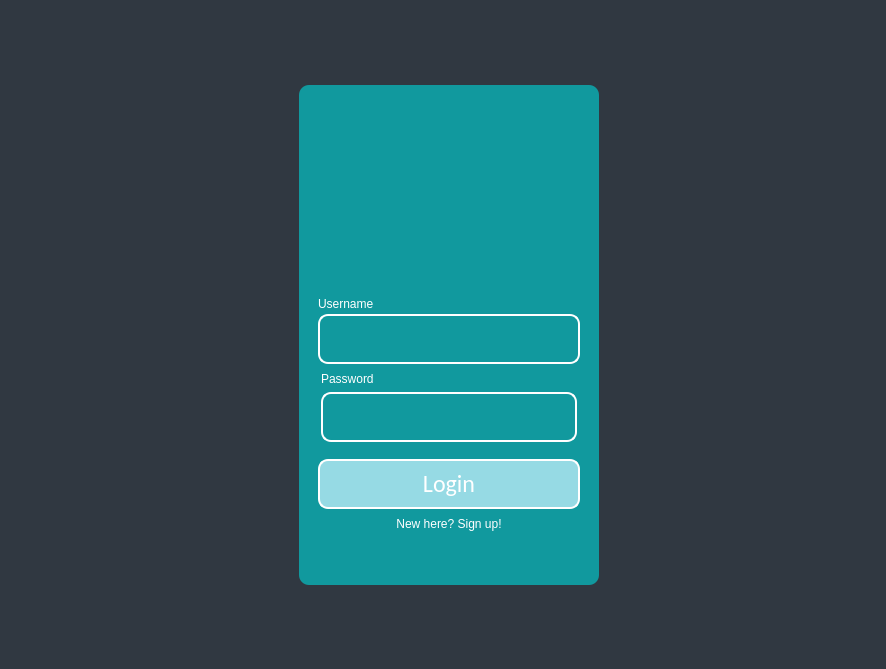
Before: the Qt Designer form Hospital_Management.ui in Galiold/Hospital-Management, drawn with Qt 5.
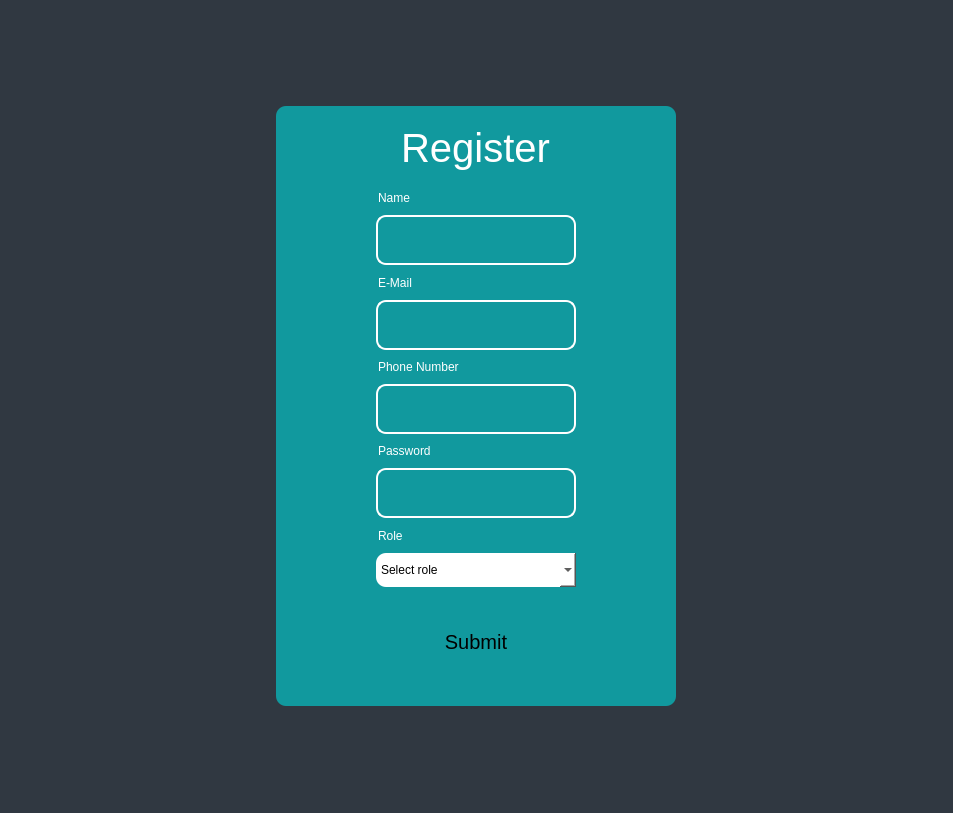
After: the same form once the commit is applied. The open tabs and pages were chosen to show the change.

Patch:
```diff
--- a/Hospital_Management.ui
+++ b/Hospital_Management.ui
@@ -6,8 +6,8 @@
    <rect>
     <x>0</x>
     <y>0</y>
-    <width>886</width>
-    <height>669</height>
+    <width>953</width>
+    <height>813</height>
    </rect>
   </property>
   <property name="windowTitle">
@@ -23,8 +23,13 @@
    <property name="contextMenuPolicy">
     <enum>Qt::DefaultContextMenu</enum>
    </property>
-   <layout class="QGridLayout" name="gridLayout_2">
+   <layout class="QGridLayout" name="gridLayout">
     <item row="0" column="0">
+     <widget class="QStackedWidget" name="PageStack">
+      <property name="currentIndex">
+       <number>2</number>
+      </property>
+      <widget class="QWidget" name="Login">
      <layout class="QFormLayout" name="formLayout">
       <property name="sizeConstraint">
        <enum>QLayout::SetDefaultConstraint</enum>
@@ -58,9 +63,9 @@
         </property>
         <layout class="QGridLayout" name="gridLayout_3">
          <item row="0" column="0">
-          <layout class="QVBoxLayout" name="verticalLayout_2" stretch="0,0,0,0,0,0,0">
+            <layout class="QVBoxLayout" name="verticalLayout_2" stretch="0,0,0,0,0,0,0,0">
            <property name="spacing">
-            <number>0</number>
+              <number>5</number>
            </property>
            <property name="sizeConstraint">
             <enum>QLayout::SetDefaultConstraint</enum>
@@ -157,7 +162,7 @@
              </property>
             </widget>
            </item>
-           <item alignment="Qt::AlignHCenter|Qt::AlignVCenter">
+             <item>
             <widget class="QTextEdit" name="password">
              <property name="enabled">
               <bool>true</bool>
@@ -187,9 +192,25 @@
              <property name="inputMethodHints">
               <set>Qt::ImhNone</set>
              </property>
-            </widget>
-           </item>
-           <item alignment="Qt::AlignVCenter">
+               <property name="tabChangesFocus">
+                <bool>true</bool>
+               </property>
+              </widget>
+             </item>
+             <item>
+              <spacer name="verticalSpacer_4">
+               <property name="orientation">
+                <enum>Qt::Vertical</enum>
+               </property>
+               <property name="sizeHint" stdset="0">
+                <size>
+                 <width>20</width>
+                 <height>40</height>
+                </size>
+               </property>
+              </spacer>
+             </item>
+             <item>
             <widget class="QPushButton" name="login_btn">
              <property name="sizePolicy">
               <sizepolicy hsizetype="Expanding" vsizetype="Fixed">
@@ -262,6 +283,664 @@
        </widget>
       </item>
      </layout>
+      </widget>
+      <widget class="QWidget" name="Signup">
+       <layout class="QGridLayout" name="gridLayout_2">
+        <item row="0" column="0">
+         <layout class="QGridLayout" name="gridLayout_4">
+          <item row="0" column="0">
+           <widget class="QFrame" name="frame_2">
+            <property name="sizePolicy">
+             <sizepolicy hsizetype="Maximum" vsizetype="Maximum">
+              <horstretch>0</horstretch>
+              <verstretch>0</verstretch>
+             </sizepolicy>
+            </property>
+            <property name="minimumSize">
+             <size>
+              <width>200</width>
+              <height>600</height>
+             </size>
+            </property>
+            <property name="maximumSize">
+             <size>
+              <width>400</width>
+              <height>600</height>
+             </size>
+            </property>
+            <property name="styleSheet">
+             <string notr="true">background-color: #11999e;
+border-radius: 10px</string>
+            </property>
+            <property name="frameShape">
+             <enum>QFrame::StyledPanel</enum>
+            </property>
+            <property name="frameShadow">
+             <enum>QFrame::Raised</enum>
+            </property>
+            <layout class="QVBoxLayout" name="verticalLayout_3">
+             <item>
+              <layout class="QVBoxLayout" name="verticalLayout">
+               <item>
+                <layout class="QVBoxLayout" name="verticalLayout_4">
+                 <property name="spacing">
+                  <number>0</number>
+                 </property>
+                 <property name="topMargin">
+                  <number>10</number>
+                 </property>
+                 <property name="bottomMargin">
+                  <number>30</number>
+                 </property>
+                 <item alignment="Qt::AlignHCenter">
+                  <widget class="QLabel" name="register_lbl">
+                   <property name="sizePolicy">
+                    <sizepolicy hsizetype="Maximum" vsizetype="Maximum">
+                     <horstretch>0</horstretch>
+                     <verstretch>0</verstretch>
+                    </sizepolicy>
+                   </property>
+                   <property name="font">
+                    <font>
+                     <pointsize>30</pointsize>
+                    </font>
+                   </property>
+                   <property name="styleSheet">
+                    <string notr="true">color: white;</string>
+                   </property>
+                   <property name="text">
+                    <string>Register</string>
+                   </property>
+                   <property name="alignment">
+                    <set>Qt::AlignCenter</set>
+                   </property>
+                  </widget>
+                 </item>
+                 <item>
+                  <spacer name="verticalSpacer_2">
+                   <property name="orientation">
+                    <enum>Qt::Vertical</enum>
+                   </property>
+                   <property name="sizeType">
+                    <enum>QSizePolicy::Preferred</enum>
+                   </property>
+                   <property name="sizeHint" stdset="0">
+                    <size>
+                     <width>20</width>
+                     <height>10</height>
+                    </size>
+                   </property>
+                  </spacer>
+                 </item>
+                 <item>
+                  <widget class="QLabel" name="label">
+                   <property name="styleSheet">
+                    <string notr="true">padding-left:90; color: white;</string>
+                   </property>
+                   <property name="text">
+                    <string>Name</string>
+                   </property>
+                  </widget>
+                 </item>
+                 <item alignment="Qt::AlignHCenter">
+                  <widget class="QTextEdit" name="name">
+                   <property name="sizePolicy">
+                    <sizepolicy hsizetype="Maximum" vsizetype="Maximum">
+                     <horstretch>0</horstretch>
+                     <verstretch>0</verstretch>
+                    </sizepolicy>
+                   </property>
+                   <property name="minimumSize">
+                    <size>
+                     <width>0</width>
+                     <height>0</height>
+                    </size>
+                   </property>
+                   <property name="maximumSize">
+                    <size>
+                     <width>200</width>
+                     <height>50</height>
+                    </size>
+                   </property>
+                   <property name="font">
+                    <font>
+                     <pointsize>15</pointsize>
+                    </font>
+                   </property>
+                   <property name="styleSheet">
+                    <string notr="true">border: 2px solid #fff;
+color: #fff; margin:0;</string>
+                   </property>
+                   <property name="verticalScrollBarPolicy">
+                    <enum>Qt::ScrollBarAlwaysOff</enum>
+                   </property>
+                   <property name="horizontalScrollBarPolicy">
+                    <enum>Qt::ScrollBarAlwaysOff</enum>
+                   </property>
+                   <property name="tabChangesFocus">
+                    <bool>true</bool>
+                   </property>
+                  </widget>
+                 </item>
+                 <item>
+                  <widget class="QLabel" name="label_2">
+                   <property name="styleSheet">
+                    <string notr="true">padding-left:90; color: white;</string>
+                   </property>
+                   <property name="text">
+                    <string>E-Mail</string>
+                   </property>
+                  </widget>
+                 </item>
+                 <item alignment="Qt::AlignHCenter">
+                  <widget class="QTextEdit" name="email">
+                   <property name="sizePolicy">
+                    <sizepolicy hsizetype="Maximum" vsizetype="Maximum">
+                     <horstretch>0</horstretch>
+                     <verstretch>0</verstretch>
+                    </sizepolicy>
+                   </property>
+                   <property name="maximumSize">
+                    <size>
+                     <width>200</width>
+                     <height>50</height>
+                    </size>
+                   </property>
+                   <property name="font">
+                    <font>
+                     <pointsize>15</pointsize>
+                    </font>
+                   </property>
+                   <property name="styleSheet">
+                    <string notr="true">border: 2px solid #fff;
+color: #fff; margin:0;</string>
+                   </property>
+                   <property name="tabChangesFocus">
+                    <bool>true</bool>
+                   </property>
+                  </widget>
+                 </item>
+                 <item>
+                  <widget class="QLabel" name="label_3">
+                   <property name="styleSheet">
+                    <string notr="true">padding-left:90; color: white;</string>
+                   </property>
+                   <property name="text">
+                    <string>Phone Number</string>
+                   </property>
+                  </widget>
+                 </item>
+                 <item alignment="Qt::AlignHCenter">
+                  <widget class="QTextEdit" name="phone">
+                   <property name="sizePolicy">
+                    <sizepolicy hsizetype="Maximum" vsizetype="Maximum">
+                     <horstretch>0</horstretch>
+                     <verstretch>0</verstretch>
+                    </sizepolicy>
+                   </property>
+                   <property name="maximumSize">
+                    <size>
+                     <width>200</width>
+                     <height>50</height>
+                    </size>
+                   </property>
+                   <property name="font">
+                    <font>
+                     <pointsize>15</pointsize>
+                    </font>
+                   </property>
+                   <property name="styleSheet">
+                    <string notr="true">border: 2px solid #fff;
+color: #fff; margin:0;</string>
+                   </property>
+                   <property name="tabChangesFocus">
+                    <bool>true</bool>
+                   </property>
+                  </widget>
+                 </item>
+                 <item>
+                  <widget class="QLabel" name="label_4">
+                   <property name="styleSheet">
+                    <string notr="true">padding-left:90; color: white;</string>
+                   </property>
+                   <property name="text">
+                    <string>Password</string>
+                   </property>
+                  </widget>
+                 </item>
+                 <item alignment="Qt::AlignHCenter">
+                  <widget class="QTextEdit" name="passwd">
+                   <property name="sizePolicy">
+                    <sizepolicy hsizetype="Maximum" vsizetype="Maximum">
+                     <horstretch>0</horstretch>
+                     <verstretch>0</verstretch>
+                    </sizepolicy>
+                   </property>
+                   <property name="maximumSize">
+                    <size>
+                     <width>200</width>
+                     <height>50</height>
+                    </size>
+                   </property>
+                   <property name="font">
+                    <font>
+                     <pointsize>15</pointsize>
+                    </font>
+                   </property>
+                   <property name="styleSheet">
+                    <string notr="true">border: 2px solid #fff;
+color: #fff; margin:0;
+text-align: right;</string>
+                   </property>
+                   <property name="tabChangesFocus">
+                    <bool>true</bool>
+                   </property>
+                  </widget>
+                 </item>
+                 <item>
+                  <widget class="QLabel" name="label_6">
+                   <property name="styleSheet">
+                    <string notr="true">padding-left:90; color: white;</string>
+                   </property>
+                   <property name="text">
+                    <string>Role</string>
+                   </property>
+                  </widget>
+                 </item>
+                 <item alignment="Qt::AlignHCenter">
+                  <widget class="QComboBox" name="selected_role">
+                   <property name="sizePolicy">
+                    <sizepolicy hsizetype="Fixed" vsizetype="Fixed">
+                     <horstretch>0</horstretch>
+                     <verstretch>0</verstretch>
+                    </sizepolicy>
+                   </property>
+                   <property name="minimumSize">
+                    <size>
+                     <width>200</width>
+                     <height>0</height>
+                    </size>
+                   </property>
+                   <property name="maximumSize">
+                    <size>
+                     <width>200</width>
+                     <height>40</height>
+                    </size>
+                   </property>
+                   <property name="styleSheet">
+                    <string notr="true">background-color: white;</string>
+                   </property>
+                   <property name="editable">
+                    <bool>false</bool>
+                   </property>
+                   <property name="currentIndex">
+                    <number>0</number>
+                   </property>
+                   <item>
+                    <property name="text">
+                     <string>Select role</string>
+                    </property>
+                   </item>
+                   <item>
+                    <property name="text">
+                     <string>Doctor</string>
+                    </property>
+                   </item>
+                   <item>
+                    <property name="text">
+                     <string>Nurse</string>
+                    </property>
+                   </item>
+                   <item>
+                    <property name="text">
+                     <string>Patient</string>
+                    </property>
+                   </item>
+                   <item>
+                    <property name="text">
+                     <string>Pharmacist</string>
+                    </property>
+                   </item>
+                   <item>
+                    <property name="text">
+                     <string>Accountant</string>
+                    </property>
+                   </item>
+                   <item>
+                    <property name="text">
+                     <string>Reception</string>
+                    </property>
+                   </item>
+                   <item>
+                    <property name="text">
+                     <string>Laboratory</string>
+                    </property>
+                   </item>
+                  </widget>
+                 </item>
+                 <item>
+                  <spacer name="verticalSpacer_3">
+                   <property name="orientation">
+                    <enum>Qt::Vertical</enum>
+                   </property>
+                   <property name="sizeType">
+                    <enum>QSizePolicy::Fixed</enum>
+                   </property>
+                   <property name="sizeHint" stdset="0">
+                    <size>
+                     <width>20</width>
+                     <height>30</height>
+                    </size>
+                   </property>
+                  </spacer>
+                 </item>
+                 <item alignment="Qt::AlignHCenter">
+                  <widget class="QPushButton" name="submit_btn">
+                   <property name="sizePolicy">
+                    <sizepolicy hsizetype="Fixed" vsizetype="MinimumExpanding">
+                     <horstretch>0</horstretch>
+                     <verstretch>0</verstretch>
+                    </sizepolicy>
+                   </property>
+                   <property name="minimumSize">
+                    <size>
+                     <width>200</width>
+                     <height>50</height>
+                    </size>
+                   </property>
+                   <property name="maximumSize">
+                    <size>
+                     <width>200</width>
+                     <height>50</height>
+                    </size>
+                   </property>
+                   <property name="font">
+                    <font>
+                     <pointsize>15</pointsize>
+                    </font>
+                   </property>
+                   <property name="cursor">
+                    <cursorShape>OpenHandCursor</cursorShape>
+                   </property>
+                   <property name="styleSheet">
+                    <string notr="true">QPushButton
+{                  
+	border: 2px solid #fff;\n
+	background-color: #96dae4;
+	color: #fff;
+}
+
+QPushButton:hover
+{
+background-color: #FFF;
+color: black;
+}</string>
+                   </property>
+                   <property name="text">
+                    <string>Submit</string>
+                   </property>
+                  </widget>
+                 </item>
+                </layout>
+               </item>
+              </layout>
+             </item>
+            </layout>
+           </widget>
+          </item>
+         </layout>
+        </item>
+       </layout>
+      </widget>
+      <widget class="QWidget" name="page">
+       <layout class="QGridLayout" name="gridLayout_5">
+        <item row="0" column="0">
+         <layout class="QHBoxLayout" name="horizontalLayout">
+          <item>
+           <widget class="QFrame" name="frame_3">
+            <property name="sizePolicy">
+             <sizepolicy hsizetype="Fixed" vsizetype="Fixed">
+              <horstretch>50</horstretch>
+              <verstretch>0</verstretch>
+             </sizepolicy>
+            </property>
+            <property name="minimumSize">
+             <size>
+              <width>900</width>
+              <height>700</height>
+             </size>
+            </property>
+            <property name="styleSheet">
+             <string notr="true">background-color: #11999e;
+border-radius: 10px</string>
+            </property>
+            <property name="frameShape">
+             <enum>QFrame::StyledPanel</enum>
+            </property>
+            <property name="frameShadow">
+             <enum>QFrame::Raised</enum>
+            </property>
+            <layout class="QVBoxLayout" name="verticalLayout_7">
+             <item alignment="Qt::AlignHCenter">
+              <widget class="QLabel" name="AdminPanel">
+               <property name="font">
+                <font>
+                 <pointsize>20</pointsize>
+                </font>
+               </property>
+               <property name="styleSheet">
+                <string notr="true">color: white;</string>
+               </property>
+               <property name="text">
+                <string>Adminstration Panel</string>
+               </property>
+              </widget>
+             </item>
+             <item>
+              <layout class="QVBoxLayout" name="verticalLayout_6">
+               <item>
+                <layout class="QHBoxLayout" name="horizontalLayout_2">
+                 <item>
+                  <widget class="QTableWidget" name="tableWidget">
+                   <property name="sizePolicy">
+                    <sizepolicy hsizetype="Fixed" vsizetype="Fixed">
+                     <horstretch>0</horstretch>
+                     <verstretch>0</verstretch>
+                    </sizepolicy>
+                   </property>
+                   <property name="minimumSize">
+                    <size>
+                     <width>650</width>
+                     <height>650</height>
+                    </size>
+                   </property>
+                   <property name="styleSheet">
+                    <string notr="true">background-color: white;</string>
+                   </property>
+                  </widget>
+                 </item>
+                 <item>
+                  <layout class="QVBoxLayout" name="verticalLayout_8">
+                   <property name="topMargin">
+                    <number>50</number>
+                   </property>
+                   <property name="bottomMargin">
+                    <number>50</number>
+                   </property>
+                   <item>
+                    <spacer name="verticalSpacer_5">
+                     <property name="orientation">
+                      <enum>Qt::Vertical</enum>
+                     </property>
+                     <property name="sizeHint" stdset="0">
+                      <size>
+                       <width>20</width>
+                       <height>40</height>
+                      </size>
+                     </property>
+                    </spacer>
+                   </item>
+                   <item alignment="Qt::AlignHCenter">
+                    <widget class="QLabel" name="label_5">
+                     <property name="styleSheet">
+                      <string notr="true">color: white;</string>
+                     </property>
+                     <property name="text">
+                      <string>Enter the selected E-Mail here</string>
+                     </property>
+                    </widget>
+                   </item>
+                   <item alignment="Qt::AlignHCenter">
+                    <widget class="QTextEdit" name="textEdit">
+                     <property name="sizePolicy">
+                      <sizepolicy hsizetype="Fixed" vsizetype="Fixed">
+                       <horstretch>0</horstretch>
+                       <verstretch>0</verstretch>
+                      </sizepolicy>
+                     </property>
+                     <property name="minimumSize">
+                      <size>
+                       <width>200</width>
+                       <height>50</height>
+                      </size>
+                     </property>
+                     <property name="maximumSize">
+                      <size>
+                       <width>200</width>
+                       <height>50</height>
+                      </size>
+                     </property>
+                     <property name="styleSheet">
+                      <string notr="true">border: 2px solid white;</string>
+                     </property>
+                    </widget>
+                   </item>
+                   <item alignment="Qt::AlignHCenter">
+                    <widget class="QPushButton" name="approve_user_btn">
+                     <property name="sizePolicy">
+                      <sizepolicy hsizetype="Fixed" vsizetype="Fixed">
+                       <horstretch>0</horstretch>
+                       <verstretch>0</verstretch>
+                      </sizepolicy>
+                     </property>
+                     <property name="minimumSize">
+                      <size>
+                       <width>200</width>
+                       <height>50</height>
+                      </size>
+                     </property>
+                     <property name="styleSheet">
+                      <string notr="true">QPushButton
+{
+	border: 2px solid #fff;
+	background-color: #96dae4;
+	color: #fff;
+}
+
+QPushButton:hover
+{
+	background-color: #FFF;
+	color: black;
+}</string>
+                     </property>
+                     <property name="text">
+                      <string>Approve User</string>
+                     </property>
+                    </widget>
+                   </item>
+                   <item alignment="Qt::AlignHCenter">
+                    <widget class="QPushButton" name="delete_user_btn">
+                     <property name="sizePolicy">
+                      <sizepolicy hsizetype="Fixed" vsizetype="Fixed">
+                       <horstretch>0</horstretch>
+                       <verstretch>0</verstretch>
+                      </sizepolicy>
+                     </property>
+                     <property name="minimumSize">
+                      <size>
+                       <width>200</width>
+                       <height>50</height>
+                      </size>
+                     </property>
+                     <property name="styleSheet">
+                      <string notr="true">QPushButton
+{
+	border: 2px solid #fff;
+	background-color: #96dae4;
+	color: #fff;
+}
+
+QPushButton:hover
+{
+	background-color: #FFF;
+	color: black;
+}</string>
+                     </property>
+                     <property name="text">
+                      <string>Delete User</string>
+                     </property>
+                    </widget>
+                   </item>
+                   <item>
+                    <spacer name="verticalSpacer_6">
+                     <property name="orientation">
+                      <enum>Qt::Vertical</enum>
+                     </property>
+                     <property name="sizeHint" stdset="0">
+                      <size>
+                       <width>20</width>
+                       <height>40</height>
+                      </size>
+                     </property>
+                    </spacer>
+                   </item>
+                   <item alignment="Qt::AlignHCenter">
+                    <widget class="QPushButton" name="add_user_btn">
+                     <property name="sizePolicy">
+                      <sizepolicy hsizetype="Fixed" vsizetype="Fixed">
+                       <horstretch>0</horstretch>
+                       <verstretch>0</verstretch>
+                      </sizepolicy>
+                     </property>
+                     <property name="minimumSize">
+                      <size>
+                       <width>200</width>
+                       <height>50</height>
+                      </size>
+                     </property>
+                     <property name="styleSheet">
+                      <string notr="true">QPushButton
+{
+	border: 2px solid #fff;
+	background-color: #96dae4;
+	color: #fff;
+}
+
+QPushButton:hover
+{
+	background-color: #FFF;
+	color: black;
+}</string>
+                     </property>
+                     <property name="text">
+                      <string>Add New User</string>
+                     </property>
+                    </widget>
+                   </item>
+                  </layout>
+                 </item>
+                </layout>
+               </item>
+              </layout>
+             </item>
+            </layout>
+           </widget>
+          </item>
+         </layout>
+        </item>
+       </layout>
+      </widget>
+     </widget>
     </item>
    </layout>
   </widget>
```
Left out of the diff: 5 changed lines with no effect on the pictures. Lines whose indentation alone changed are shown as unchanged.
